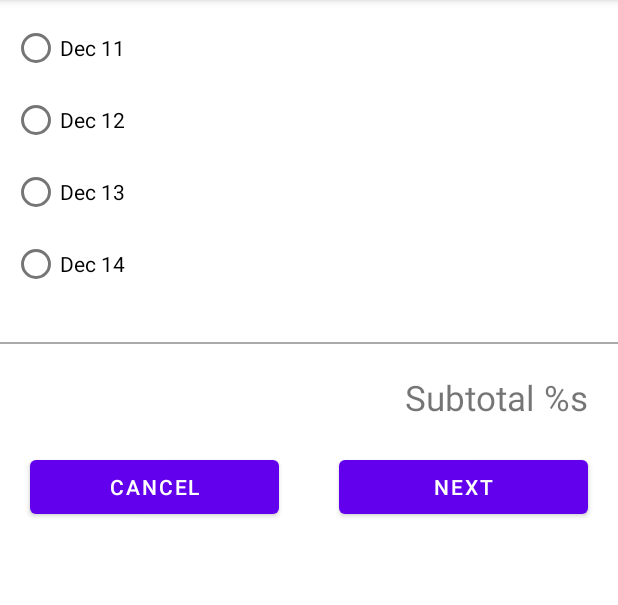
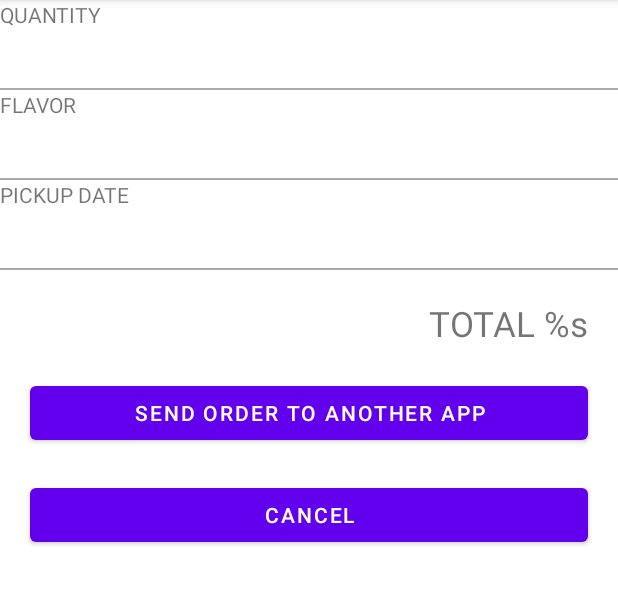
Before and after one commit to gogamid/Cupcake, an Android app: the screen it shows after launch (MainActivity), on a phone screen of 412 x 824 dp, the part 84-689 px from its top. Run offline under Robolectric (Android 15) with nearby library versions, the phone set to English and light mode, and no system bars.

Commit message:
feat: implement summary date fragment and assign in to fragment container

```diff
--- /dev/null
+++ b/app/src/main/java/com/example/cupcake/fragments/SummaryFragment.kt
@@ -0,0 +1,20 @@
+package com.example.cupcake.fragments
+
+import android.os.Bundle
+import androidx.fragment.app.Fragment
+import android.view.LayoutInflater
+import android.view.View
+import android.view.ViewGroup
+import com.example.cupcake.R
+
+
+class SummaryFragment : Fragment() {
+
+  override fun onCreateView(
+    inflater: LayoutInflater, container: ViewGroup?,
+    savedInstanceState: Bundle?
+  ): View? {
+    // Inflate the layout for this fragment
+    return inflater.inflate(R.layout.fragment_summary, container, false)
+  }
+}
--- a/app/src/main/res/layout/activity_main.xml
+++ b/app/src/main/res/layout/activity_main.xml
@@ -8,7 +8,7 @@
 
     <androidx.fragment.app.FragmentContainerView
         android:id="@+id/fragmentContainerView"
-        android:name="com.example.cupcake.fragments.PickupDateFragment"
+        android:name="com.example.cupcake.fragments.SummaryFragment"
         android:layout_width="match_parent"
         android:layout_height="match_parent" />
 </FrameLayout>
--- /dev/null
+++ b/app/src/main/res/layout/fragment_summary.xml
@@ -0,0 +1,118 @@
+<?xml version="1.0" encoding="utf-8"?>
+
+<ScrollView xmlns:android="http://schemas.android.com/apk/res/android"
+    xmlns:app="http://schemas.android.com/apk/res-auto"
+    xmlns:tools="http://schemas.android.com/tools"
+    android:layout_width="match_parent"
+    android:layout_height="match_parent"
+    tools:context=".fragments.SummaryFragment">
+
+    <androidx.constraintlayout.widget.ConstraintLayout
+        android:layout_width="match_parent"
+        android:layout_height="wrap_content">
+
+
+        <TextView
+            android:id="@+id/quantity_tv"
+            android:layout_width="wrap_content"
+            android:layout_height="wrap_content"
+            android:text="@string/quantity"
+            app:layout_constraintStart_toStartOf="parent"
+            app:layout_constraintTop_toTopOf="parent" />
+
+        <TextView
+            android:id="@+id/quantity_value_tv"
+            android:layout_width="wrap_content"
+            android:layout_height="wrap_content"
+            app:layout_constraintStart_toStartOf="@+id/quantity_tv"
+            app:layout_constraintTop_toBottomOf="@+id/quantity_tv"
+            tools:text="12" />
+
+        <View
+            android:id="@+id/horizontal_line_q"
+            android:layout_width="match_parent"
+            android:layout_height="1dp"
+            android:layout_marginTop="20dp"
+            android:background="@android:color/darker_gray"
+            app:layout_constraintTop_toBottomOf="@+id/quantity_value_tv" />
+
+        <TextView
+            android:id="@+id/flavor_tv"
+            android:layout_width="wrap_content"
+            android:layout_height="wrap_content"
+            android:text="@string/flavor"
+            app:layout_constraintStart_toStartOf="parent"
+            app:layout_constraintTop_toBottomOf="@id/horizontal_line_q" />
+
+        <TextView
+            android:id="@+id/flavor_value_tv"
+            android:layout_width="wrap_content"
+            android:layout_height="wrap_content"
+            app:layout_constraintStart_toStartOf="@+id/flavor_tv"
+            app:layout_constraintTop_toBottomOf="@+id/flavor_tv"
+            tools:text="Chocolate" />
+
+        <View
+            android:id="@+id/horizontal_line_f"
+            android:layout_width="match_parent"
+            android:layout_height="1dp"
+            android:layout_marginTop="20dp"
+            android:background="@android:color/darker_gray"
+            app:layout_constraintTop_toBottomOf="@+id/flavor_value_tv" />
+
+        <TextView
+            android:id="@+id/date_tv"
+            android:layout_width="wrap_content"
+            android:layout_height="wrap_content"
+            android:text="@string/pickup_date"
+            app:layout_constraintStart_toStartOf="parent"
+            app:layout_constraintTop_toBottomOf="@id/horizontal_line_f" />
+
+        <TextView
+            android:id="@+id/date_value_tv"
+            android:layout_width="wrap_content"
+            android:layout_height="wrap_content"
+            app:layout_constraintStart_toStartOf="@+id/date_tv"
+            app:layout_constraintTop_toBottomOf="@+id/date_tv"
+            tools:text="Dec 12" />
+
+        <View
+            android:id="@+id/horizontal_line_d"
+            android:layout_width="match_parent"
+            android:layout_height="1dp"
+            android:layout_marginTop="20dp"
+            android:background="@android:color/darker_gray"
+            app:layout_constraintTop_toBottomOf="@+id/date_value_tv" />
+
+        <TextView
+            android:id="@+id/total_tv"
+            android:layout_width="wrap_content"
+            android:layout_height="wrap_content"
+            android:layout_marginTop="20dp"
+            android:layout_marginEnd="20dp"
+            android:text="@string/total"
+            android:textSize="23sp"
+            app:layout_constraintEnd_toEndOf="parent"
+            app:layout_constraintTop_toBottomOf="@id/horizontal_line_d" />
+
+        <Button
+            android:id="@+id/cancel_button"
+            android:layout_width="0dp"
+            android:layout_height="wrap_content"
+            android:layout_margin="20dp"
+            android:text="@string/cancel"
+            app:layout_constraintEnd_toEndOf="parent"
+            app:layout_constraintStart_toStartOf="parent"
+            app:layout_constraintTop_toBottomOf="@+id/send_button" />
+
+        <Button
+            android:id="@+id/send_button"
+            android:layout_width="0dp"
+            android:layout_height="wrap_content"
+            android:layout_margin="20dp"
+            android:text="@string/send"
+            app:layout_constraintEnd_toEndOf="parent"
+            app:layout_constraintStart_toStartOf="parent"
+            app:layout_constraintTop_toBottomOf="@+id/total_tv" />
+    </androidx.constraintlayout.widget.ConstraintLayout>
+</ScrollView>
--- a/app/src/main/res/values/strings.xml
+++ b/app/src/main/res/values/strings.xml
@@ -13,4 +13,9 @@
     <string name="subtotal">Subtotal %s</string>
     <string name="cancel">Cancel</string>
     <string name="next">Next</string>
+    <string name="total">TOTAL %s</string>
+    <string name="send">send order to another app</string>
+    <string name="pickup_date">PICKUP DATE</string>
+    <string name="quantity">QUANTITY</string>
+    <string name="flavor">FLAVOR</string>
 </resources>
```
